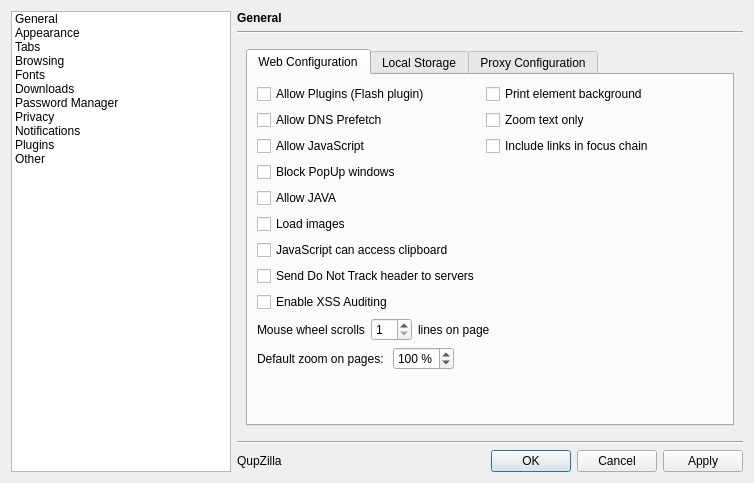
The window that src/preferences/preferences.ui (QupZilla/qupzilla) describes before a commit, drawn with Qt 5.
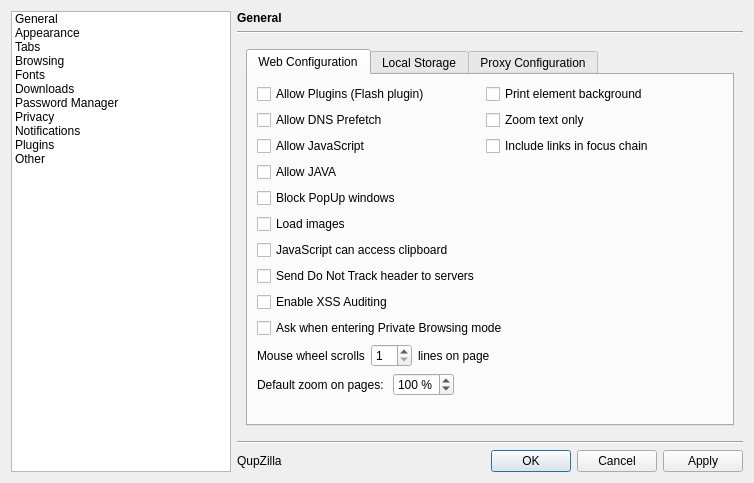
The same window after the commit. The open tabs and pages were chosen to show the change.

Commit message: Added option "Ask on entering Private mode" to preferences. Closes #70

Diff of the .ui file:
```diff
--- a/src/preferences/preferences.ui
+++ b/src/preferences/preferences.ui
@@ -605,13 +605,6 @@
                </property>
               </widget>
              </item>
-             <item row="4" column="0" colspan="2">
-              <widget class="QCheckBox" name="allowJava">
-               <property name="text">
-                <string>Allow JAVA</string>
-               </property>
-              </widget>
-             </item>
              <item row="2" column="0" colspan="2">
               <widget class="QCheckBox" name="allowJavaScript">
                <property name="text">
@@ -626,7 +619,7 @@
                </property>
               </widget>
              </item>
-             <item row="3" column="0" colspan="2">
+             <item row="4" column="0" colspan="2">
               <widget class="QCheckBox" name="blockPopup">
                <property name="text">
                 <string>Block PopUp windows</string>
@@ -699,9 +692,16 @@
                </property>
               </widget>
              </item>
+             <item row="3" column="0">
+              <widget class="QCheckBox" name="allowJava">
+               <property name="text">
+                <string>Allow JAVA</string>
+               </property>
+              </widget>
+             </item>
             </layout>
            </item>
-           <item row="1" column="0">
+           <item row="2" column="0">
             <layout class="QHBoxLayout" name="horizontalLayout_11">
              <item>
               <widget class="QLabel" name="label_14">
@@ -738,7 +738,7 @@
              </item>
             </layout>
            </item>
-           <item row="2" column="0">
+           <item row="3" column="0">
             <layout class="QHBoxLayout" name="horizontalLayout_12">
              <item>
               <widget class="QLabel" name="label_44">
@@ -778,7 +778,7 @@
              </item>
             </layout>
            </item>
-           <item row="3" column="0">
+           <item row="4" column="0">
             <spacer name="verticalSpacer_9">
              <property name="orientation">
               <enum>Qt::Vertical</enum>
@@ -791,6 +791,13 @@
              </property>
             </spacer>
            </item>
+           <item row="1" column="0">
+            <widget class="QCheckBox" name="askOnPrivateBrowsing">
+             <property name="text">
+              <string>Ask when entering Private Browsing mode</string>
+             </property>
+            </widget>
+           </item>
           </layout>
          </widget>
          <widget class="QWidget" name="tab_2">
```
Left out of the diff: 262 changed lines with no effect on the pictures. The commit also changes 12 other files.
